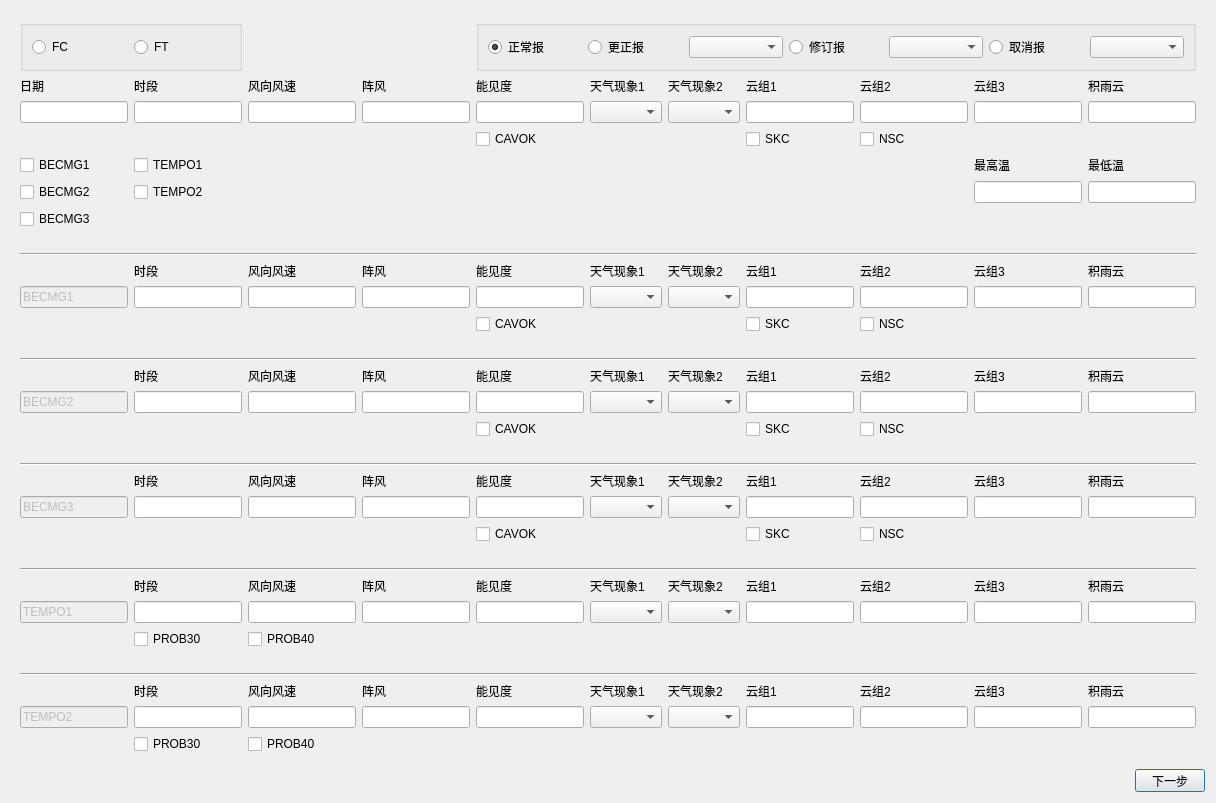
The window that tafor/ui/taf_edit.ui (up1and/tafor) describes before a commit, drawn with Qt 5.
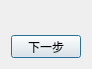
The same window after the commit.

```diff
--- a/tafor/ui/taf_edit.ui
+++ b/tafor/ui/taf_edit.ui
@@ -7,7 +7,7 @@
     <x>0</x>
     <y>0</y>
     <width>1024</width>
-    <height>720</height>
+    <height>243</height>
    </rect>
   </property>
   <property name="maximumSize">
@@ -29,1183 +29,6 @@
       <property name="sizeConstraint">
        <enum>QLayout::SetDefaultConstraint</enum>
       </property>
-      <item>
-       <layout class="QGridLayout" name="main_layout">
-        <item row="3" column="5">
-         <widget class="QComboBox" name="taf_weather1_combobox"/>
-        </item>
-        <item row="3" column="6">
-         <widget class="QComboBox" name="taf_weather2_combobox"/>
-        </item>
-        <item row="6" column="10">
-         <widget class="QLineEdit" name="taf_temp_min"/>
-        </item>
-        <item row="4" column="7">
-         <widget class="QCheckBox" name="taf_skc">
-          <property name="text">
-           <string>SKC</string>
-          </property>
-         </widget>
-        </item>
-        <item row="5" column="1">
-         <widget class="QCheckBox" name="tempo1_checkbox">
-          <property name="text">
-           <string>TEMPO1</string>
-          </property>
-         </widget>
-        </item>
-        <item row="2" column="9">
-         <widget class="QLabel" name="taf_cloud3_label">
-          <property name="text">
-           <string>云组3</string>
-          </property>
-          <property name="buddy">
-           <cstring>taf_cloud3</cstring>
-          </property>
-         </widget>
-        </item>
-        <item row="3" column="4">
-         <widget class="QLineEdit" name="taf_vis"/>
-        </item>
-        <item row="6" column="0">
-         <widget class="QCheckBox" name="becmg2_checkbox">
-          <property name="text">
-           <string>BECMG2</string>
-          </property>
-         </widget>
-        </item>
-        <item row="2" column="7">
-         <widget class="QLabel" name="taf_cloud1_label">
-          <property name="text">
-           <string>云组1</string>
-          </property>
-          <property name="buddy">
-           <cstring>taf_cloud1</cstring>
-          </property>
-         </widget>
-        </item>
-        <item row="3" column="8">
-         <widget class="QLineEdit" name="taf_cloud2"/>
-        </item>
-        <item row="2" column="8">
-         <widget class="QLabel" name="taf_cloud2_label">
-          <property name="text">
-           <string>云组2</string>
-          </property>
-          <property name="buddy">
-           <cstring>taf_cloud2</cstring>
-          </property>
-         </widget>
-        </item>
-        <item row="4" column="8">
-         <widget class="QCheckBox" name="taf_nsc">
-          <property name="text">
-           <string>NSC</string>
-          </property>
-         </widget>
-        </item>
-        <item row="3" column="3">
-         <widget class="QLineEdit" name="taf_gust"/>
-        </item>
-        <item row="5" column="10">
-         <widget class="QLabel" name="taf_temp_min_label">
-          <property name="text">
-           <string>最低温</string>
-          </property>
-          <property name="buddy">
-           <cstring>taf_temp_min</cstring>
-          </property>
-         </widget>
-        </item>
-        <item row="8" column="0">
-         <widget class="QCheckBox" name="becmg3_checkbox">
-          <property name="text">
-           <string>BECMG3</string>
-          </property>
-         </widget>
-        </item>
-        <item row="2" column="4">
-         <widget class="QLabel" name="taf_vis_label">
-          <property name="text">
-           <string>能见度</string>
-          </property>
-          <property name="buddy">
-           <cstring>taf_vis</cstring>
-          </property>
-         </widget>
-        </item>
-        <item row="2" column="5">
-         <widget class="QLabel" name="taf_weather1_label">
-          <property name="text">
-           <string>天气现象1</string>
-          </property>
-          <property name="buddy">
-           <cstring>taf_weather1_combobox</cstring>
-          </property>
-         </widget>
-        </item>
-        <item row="2" column="3">
-         <widget class="QLabel" name="taf_gust_label">
-          <property name="text">
-           <string>阵风</string>
-          </property>
-          <property name="buddy">
-           <cstring>taf_gust</cstring>
-          </property>
-         </widget>
-        </item>
-        <item row="3" column="0">
-         <widget class="QLineEdit" name="taf_date"/>
-        </item>
-        <item row="4" column="4">
-         <widget class="QCheckBox" name="taf_cavok">
-          <property name="text">
-           <string>CAVOK</string>
-          </property>
-         </widget>
-        </item>
-        <item row="3" column="7">
-         <widget class="QLineEdit" name="taf_cloud1"/>
-        </item>
-        <item row="5" column="0">
-         <widget class="QCheckBox" name="becmg1_checkbox">
-          <property name="text">
-           <string>BECMG1</string>
-          </property>
-         </widget>
-        </item>
-        <item row="2" column="0">
-         <widget class="QLabel" name="taf_date_label">
-          <property name="text">
-           <string>日期</string>
-          </property>
-          <property name="buddy">
-           <cstring>taf_date</cstring>
-          </property>
-         </widget>
-        </item>
-        <item row="2" column="1">
-         <widget class="QLabel" name="taf_period_label">
-          <property name="text">
-           <string>时段</string>
-          </property>
-          <property name="buddy">
-           <cstring>taf_period</cstring>
-          </property>
-         </widget>
-        </item>
-        <item row="2" column="10">
-         <widget class="QLabel" name="taf_cb_label">
-          <property name="text">
-           <string>积雨云</string>
-          </property>
-          <property name="buddy">
-           <cstring>taf_cb</cstring>
-          </property>
-         </widget>
-        </item>
-        <item row="2" column="2">
-         <widget class="QLabel" name="taf_wind_label">
-          <property name="text">
-           <string>风向风速</string>
-          </property>
-          <property name="buddy">
-           <cstring>taf_wind</cstring>
-          </property>
-         </widget>
-        </item>
-        <item row="3" column="2">
-         <widget class="QLineEdit" name="taf_wind"/>
-        </item>
-        <item row="5" column="9">
-         <widget class="QLabel" name="taf_temp_max_label">
-          <property name="text">
-           <string>最高温</string>
-          </property>
-          <property name="buddy">
-           <cstring>taf_temp_max</cstring>
-          </property>
-         </widget>
-        </item>
-        <item row="3" column="9">
-         <widget class="QLineEdit" name="taf_cloud3"/>
-        </item>
-        <item row="6" column="9">
-         <widget class="QLineEdit" name="taf_temp_max"/>
-        </item>
-        <item row="2" column="6">
-         <widget class="QLabel" name="taf_weather2_label">
-          <property name="text">
-           <string>天气现象2</string>
-          </property>
-          <property name="buddy">
-           <cstring>taf_weather2_combobox</cstring>
-          </property>
-         </widget>
-        </item>
-        <item row="6" column="1">
-         <widget class="QCheckBox" name="tempo2_checkbox">
-          <property name="text">
-           <string>TEMPO2</string>
-          </property>
-         </widget>
-        </item>
-        <item row="3" column="1">
-         <widget class="QLineEdit" name="taf_period"/>
-        </item>
-        <item row="3" column="10">
-         <widget class="QLineEdit" name="taf_cb"/>
-        </item>
-        <item row="0" column="0" colspan="2">
-         <widget class="QGroupBox" name="group_type">
-          <property name="title">
-           <string/>
-          </property>
-          <layout class="QGridLayout" name="gridLayout_6">
-           <item row="0" column="0">
-            <widget class="QRadioButton" name="type_fc">
-             <property name="text">
-              <string>FC</string>
-             </property>
-            </widget>
-           </item>
-           <item row="0" column="1">
-            <widget class="QRadioButton" name="type_ft">
-             <property name="text">
-              <string>FT</string>
-             </property>
-            </widget>
-           </item>
-          </layout>
-         </widget>
-        </item>
-        <item row="0" column="4" colspan="7">
-         <widget class="QGroupBox" name="group_cls">
-          <property name="title">
-           <string/>
-          </property>
-          <layout class="QGridLayout" name="gridLayout_5">
-           <item row="0" column="0">
-            <widget class="QRadioButton" name="cls_normal">
-             <property name="text">
-              <string>正常报</string>
-             </property>
-             <property name="checked">
-              <bool>true</bool>
-             </property>
-            </widget>
-           </item>
-           <item row="0" column="1">
-            <widget class="QRadioButton" name="cls_cor">
-             <property name="text">
-              <string>更正报</string>
-             </property>
-            </widget>
-           </item>
-           <item row="0" column="2">
-            <widget class="QComboBox" name="cls_cor_combobox"/>
-           </item>
-           <item row="0" column="3">
-            <widget class="QRadioButton" name="cls_amd">
-             <property name="text">
-              <string>修订报</string>
-             </property>
-            </widget>
-           </item>
-           <item row="0" column="4">
-            <widget class="QComboBox" name="cls_amd_combobox"/>
-           </item>
-           <item row="0" column="5">
-            <widget class="QRadioButton" name="cls_cnl">
-             <property name="text">
-              <string>取消报</string>
-             </property>
-            </widget>
-           </item>
-           <item row="0" column="6">
-            <widget class="QComboBox" name="cls_cnl_combobox"/>
-           </item>
-          </layout>
-         </widget>
-        </item>
-       </layout>
-      </item>
-     </layout>
-    </widget>
-   </item>
-   <item>
-    <widget class="QFrame" name="becmg1_frame">
-     <layout class="QVBoxLayout" name="becmg1">
-      <item>
-       <layout class="QGridLayout" name="becmg1_layout">
-        <item row="3" column="13">
-         <widget class="QLineEdit" name="becmg1_cb"/>
-        </item>
-        <item row="1" column="11">
-         <widget class="QLabel" name="becmg1_cloud2_label">
-          <property name="text">
-           <string>云组2</string>
-          </property>
-          <property name="buddy">
-           <cstring>becmg1_cloud2</cstring>
-          </property>
-         </widget>
-        </item>
-        <item row="1" column="12">
-         <widget class="QLabel" name="becmg1_cloud3_label">
-          <property name="text">
-           <string>云组3</string>
-          </property>
-          <property name="buddy">
-           <cstring>becmg1_cloud3</cstring>
-          </property>
-         </widget>
-        </item>
-        <item row="1" column="5">
-         <widget class="QLabel" name="becmg1_wind_label">
-          <property name="text">
-           <string>风向风速</string>
-          </property>
-          <property name="buddy">
-           <cstring>becmg1_wind</cstring>
-          </property>
-         </widget>
-        </item>
-        <item row="3" column="4">
-         <widget class="QLineEdit" name="becmg1_period"/>
-        </item>
-        <item row="1" column="6">
-         <widget class="QLabel" name="becmg1_gust_label">
-          <property name="text">
-           <string>阵风</string>
-          </property>
-          <property name="buddy">
-           <cstring>becmg1_gust</cstring>
-          </property>
-         </widget>
-        </item>
-        <item row="1" column="4">
-         <widget class="QLabel" name="becmg1_period_label">
-          <property name="text">
-           <string>时段</string>
-          </property>
-          <property name="buddy">
-           <cstring>becmg1_period</cstring>
-          </property>
-         </widget>
-        </item>
-        <item row="1" column="7">
-         <widget class="QLabel" name="becmg1_vis_label">
-          <property name="text">
-           <string>能见度</string>
-          </property>
-          <property name="buddy">
-           <cstring>becmg1_vis</cstring>
-          </property>
-         </widget>
-        </item>
-        <item row="1" column="9">
-         <widget class="QLabel" name="becmg1_weather2_label">
-          <property name="text">
-           <string>天气现象2</string>
-          </property>
-          <property name="buddy">
-           <cstring>becmg1_weather2</cstring>
-          </property>
-         </widget>
-        </item>
-        <item row="3" column="10">
-         <widget class="QLineEdit" name="becmg1_cloud1"/>
-        </item>
-        <item row="3" column="7">
-         <widget class="QLineEdit" name="becmg1_vis"/>
-        </item>
-        <item row="3" column="5">
-         <widget class="QLineEdit" name="becmg1_wind"/>
-        </item>
-        <item row="3" column="3">
-         <widget class="QLineEdit" name="becmg1_title">
-          <property name="enabled">
-           <bool>false</bool>
-          </property>
-          <property name="text">
-           <string>BECMG1</string>
-          </property>
-         </widget>
-        </item>
-        <item row="3" column="8">
-         <widget class="QComboBox" name="becmg1_weather1"/>
-        </item>
-        <item row="0" column="3" colspan="11">
-         <widget class="Line" name="becmg1_line">
-          <property name="orientation">
-           <enum>Qt::Horizontal</enum>
-          </property>
-         </widget>
-        </item>
-        <item row="3" column="9">
-         <widget class="QComboBox" name="becmg1_weather2"/>
-        </item>
-        <item row="1" column="8">
-         <widget class="QLabel" name="becmg1_weather1_label">
-          <property name="text">
-           <string>天气现象1</string>
-          </property>
-          <property name="buddy">
-           <cstring>becmg1_weather1</cstring>
-          </property>
-         </widget>
-        </item>
-        <item row="1" column="13">
-         <widget class="QLabel" name="becmg1_cb_label">
-          <property name="text">
-           <string>积雨云</string>
-          </property>
-          <property name="buddy">
-           <cstring>becmg1_cb</cstring>
-          </property>
-         </widget>
-        </item>
-        <item row="3" column="6">
-         <widget class="QLineEdit" name="becmg1_gust"/>
-        </item>
-        <item row="3" column="11">
-         <widget class="QLineEdit" name="becmg1_cloud2"/>
-        </item>
-        <item row="3" column="12">
-         <widget class="QLineEdit" name="becmg1_cloud3"/>
-        </item>
-        <item row="1" column="10">
-         <widget class="QLabel" name="becmg1_cloud1_label">
-          <property name="text">
-           <string>云组1</string>
-          </property>
-          <property name="buddy">
-           <cstring>becmg1_cloud1</cstring>
-          </property>
-         </widget>
-        </item>
-        <item row="4" column="7">
-         <widget class="QCheckBox" name="becmg1_cavok">
-          <property name="text">
-           <string>CAVOK</string>
-          </property>
-         </widget>
-        </item>
-        <item row="4" column="10">
-         <widget class="QCheckBox" name="becmg1_skc">
-          <property name="text">
-           <string>SKC</string>
-          </property>
-         </widget>
-        </item>
-        <item row="4" column="11">
-         <widget class="QCheckBox" name="becmg1_nsc">
-          <property name="text">
-           <string>NSC</string>
-          </property>
-         </widget>
-        </item>
-       </layout>
-      </item>
-     </layout>
-    </widget>
-   </item>
-   <item>
-    <widget class="QFrame" name="becmg2_frame">
-     <layout class="QVBoxLayout" name="becmg2">
-      <item>
-       <layout class="QGridLayout" name="becmg2_layout">
-        <item row="3" column="6">
-         <widget class="QLineEdit" name="becmg2_gust"/>
-        </item>
-        <item row="1" column="13">
-         <widget class="QLabel" name="becmg2_cb_label">
-          <property name="text">
-           <string>积雨云</string>
-          </property>
-          <property name="buddy">
-           <cstring>becmg2_cb</cstring>
-          </property>
-         </widget>
-        </item>
-        <item row="3" column="11">
-         <widget class="QLineEdit" name="becmg2_cloud2"/>
-        </item>
-        <item row="3" column="12">
-         <widget class="QLineEdit" name="becmg2_cloud3"/>
-        </item>
-        <item row="1" column="5">
-         <widget class="QLabel" name="becmg2_wind_label">
-          <property name="text">
-           <string>风向风速</string>
-          </property>
-          <property name="buddy">
-           <cstring>becmg2_wind</cstring>
-          </property>
-         </widget>
-        </item>
-        <item row="1" column="10">
-         <widget class="QLabel" name="becmg2_cloud1_label">
-          <property name="text">
-           <string>云组1</string>
-          </property>
-          <property name="buddy">
-           <cstring>becmg2_cloud1</cstring>
-          </property>
-         </widget>
-        </item>
-        <item row="1" column="12">
-         <widget class="QLabel" name="becmg2_cloud3_label">
-          <property name="text">
-           <string>云组3</string>
-          </property>
-          <property name="buddy">
-           <cstring>becmg2_cloud3</cstring>
-          </property>
-         </widget>
-        </item>
-        <item row="1" column="11">
-         <widget class="QLabel" name="becmg2_cloud2_label">
-          <property name="text">
-           <string>云组2</string>
-          </property>
-          <property name="buddy">
-           <cstring>becmg2_cloud2</cstring>
-          </property>
-         </widget>
-        </item>
-        <item row="3" column="13">
-         <widget class="QLineEdit" name="becmg2_cb"/>
-        </item>
-        <item row="1" column="6">
-         <widget class="QLabel" name="becmg2_gust_label">
-          <property name="text">
-           <string>阵风</string>
-          </property>
-          <property name="buddy">
-           <cstring>becmg2_gust</cstring>
-          </property>
-         </widget>
-        </item>
-        <item row="1" column="4">
-         <widget class="QLabel" name="becmg2_period_label">
-          <property name="text">
-           <string>时段</string>
-          </property>
-          <property name="buddy">
-           <cstring>becmg2_period</cstring>
-          </property>
-         </widget>
-        </item>
-        <item row="3" column="4">
-         <widget class="QLineEdit" name="becmg2_period"/>
-        </item>
-        <item row="3" column="7">
-         <widget class="QLineEdit" name="becmg2_vis"/>
-        </item>
-        <item row="3" column="5">
-         <widget class="QLineEdit" name="becmg2_wind"/>
-        </item>
-        <item row="3" column="10">
-         <widget class="QLineEdit" name="becmg2_cloud1"/>
-        </item>
-        <item row="1" column="7">
-         <widget class="QLabel" name="becmg2_vis_label">
-          <property name="text">
-           <string>能见度</string>
-          </property>
-          <property name="buddy">
-           <cstring>becmg2_vis</cstring>
-          </property>
-         </widget>
-        </item>
-        <item row="1" column="9">
-         <widget class="QLabel" name="becmg2_weather2_label">
-          <property name="text">
-           <string>天气现象2</string>
-          </property>
-          <property name="buddy">
-           <cstring>becmg2_weather2</cstring>
-          </property>
-         </widget>
-        </item>
-        <item row="1" column="8">
-         <widget class="QLabel" name="becmg2_weather1_label">
-          <property name="text">
-           <string>天气现象1</string>
-          </property>
-          <property name="buddy">
-           <cstring>becmg2_weather1</cstring>
-          </property>
-         </widget>
-        </item>
-        <item row="3" column="9">
-         <widget class="QComboBox" name="becmg2_weather2"/>
-        </item>
-        <item row="0" column="3" colspan="11">
-         <widget class="Line" name="becmg2_line">
-          <property name="orientation">
-           <enum>Qt::Horizontal</enum>
-          </property>
-         </widget>
-        </item>
-        <item row="3" column="3">
-         <widget class="QLineEdit" name="becmg2_title">
-          <property name="enabled">
-           <bool>false</bool>
-          </property>
-          <property name="text">
-           <string>BECMG2</string>
-          </property>
-         </widget>
-        </item>
-        <item row="3" column="8">
-         <widget class="QComboBox" name="becmg2_weather1"/>
-        </item>
-        <item row="4" column="7">
-         <widget class="QCheckBox" name="becmg2_cavok">
-          <property name="text">
-           <string>CAVOK</string>
-          </property>
-         </widget>
-        </item>
-        <item row="4" column="10">
-         <widget class="QCheckBox" name="becmg2_skc">
-          <property name="text">
-           <string>SKC</string>
-          </property>
-         </widget>
-        </item>
-        <item row="4" column="11">
-         <widget class="QCheckBox" name="becmg2_nsc">
-          <property name="text">
-           <string>NSC</string>
-          </property>
-         </widget>
-        </item>
-       </layout>
-      </item>
-     </layout>
-    </widget>
-   </item>
-   <item>
-    <widget class="QFrame" name="becmg3_frame">
-     <layout class="QVBoxLayout" name="becmg3">
-      <item>
-       <layout class="QGridLayout" name="becmg3_layout">
-        <item row="1" column="13">
-         <widget class="QLabel" name="becmg3_cb_label">
-          <property name="text">
-           <string>积雨云</string>
-          </property>
-          <property name="buddy">
-           <cstring>becmg3_cb</cstring>
-          </property>
-         </widget>
-        </item>
-        <item row="3" column="12">
-         <widget class="QLineEdit" name="becmg3_cloud3"/>
-        </item>
-        <item row="3" column="6">
-         <widget class="QLineEdit" name="becmg3_gust"/>
-        </item>
-        <item row="1" column="10">
-         <widget class="QLabel" name="becmg3_cloud1_label">
-          <property name="text">
-           <string>云组1</string>
-          </property>
-          <property name="buddy">
-           <cstring>becmg3_cloud1</cstring>
-          </property>
-         </widget>
-        </item>
-        <item row="1" column="12">
-         <widget class="QLabel" name="becmg3_cloud3_label">
-          <property name="text">
-           <string>云组3</string>
-          </property>
-          <property name="buddy">
-           <cstring>becmg3_cloud3</cstring>
-          </property>
-         </widget>
-        </item>
-        <item row="3" column="11">
-         <widget class="QLineEdit" name="becmg3_cloud2"/>
-        </item>
-        <item row="1" column="5">
-         <widget class="QLabel" name="becmg3_wind_label">
-          <property name="text">
-           <string>风向风速</string>
-          </property>
-          <property name="buddy">
-           <cstring>becmg3_wind</cstring>
-          </property>
-         </widget>
-        </item>
-        <item row="1" column="11">
-         <widget class="QLabel" name="becmg3_cloud2_label">
-          <property name="text">
-           <string>云组2</string>
-          </property>
-          <property name="buddy">
-           <cstring>becmg3_cloud2</cstring>
-          </property>
-         </widget>
-        </item>
-        <item row="3" column="13">
-         <widget class="QLineEdit" name="becmg3_cb"/>
-        </item>
-        <item row="3" column="4">
-         <widget class="QLineEdit" name="becmg3_period"/>
-        </item>
-        <item row="1" column="6">
-         <widget class="QLabel" name="becmg3_gust_label">
-          <property name="text">
-           <string>阵风</string>
-          </property>
-          <property name="buddy">
-           <cstring>becmg3_gust</cstring>
-          </property>
-         </widget>
-        </item>
-        <item row="1" column="4">
-         <widget class="QLabel" name="becmg3_period_label">
-          <property name="text">
-           <string>时段</string>
-          </property>
-          <property name="buddy">
-           <cstring>becmg3_period</cstring>
-          </property>
-         </widget>
-        </item>
-        <item row="1" column="7">
-         <widget class="QLabel" name="becmg3_vis_label">
-          <property name="text">
-           <string>能见度</string>
-          </property>
-          <property name="buddy">
-           <cstring>becmg3_vis</cstring>
-          </property>
-         </widget>
-        </item>
-        <item row="1" column="9">
-         <widget class="QLabel" name="becmg3_weather2_label">
-          <property name="text">
-           <string>天气现象2</string>
-          </property>
-          <property name="buddy">
-           <cstring>becmg3_weather2</cstring>
-          </property>
-         </widget>
-        </item>
-        <item row="3" column="5">
-         <widget class="QLineEdit" name="becmg3_wind"/>
-        </item>
-        <item row="3" column="10">
-         <widget class="QLineEdit" name="becmg3_cloud1"/>
-        </item>
-        <item row="3" column="7">
-         <widget class="QLineEdit" name="becmg3_vis"/>
-        </item>
-        <item row="3" column="8">
-         <widget class="QComboBox" name="becmg3_weather1"/>
-        </item>
-        <item row="3" column="3">
-         <widget class="QLineEdit" name="becmg3_title">
-          <property name="enabled">
-           <bool>false</bool>
-          </property>
-          <property name="text">
-           <string>BECMG3</string>
-          </property>
-         </widget>
-        </item>
-        <item row="3" column="9">
-         <widget class="QComboBox" name="becmg3_weather2"/>
-        </item>
-        <item row="0" column="3" colspan="11">
-         <widget class="Line" name="becmg3_line">
-          <property name="orientation">
-           <enum>Qt::Horizontal</enum>
-          </property>
-         </widget>
-        </item>
-        <item row="1" column="8">
-         <widget class="QLabel" name="becmg3_weather1_label">
-          <property name="text">
-           <string>天气现象1</string>
-          </property>
-          <property name="buddy">
-           <cstring>becmg3_weather1</cstring>
-          </property>
-         </widget>
-        </item>
-        <item row="4" column="7">
-         <widget class="QCheckBox" name="becmg3_cavok">
-          <property name="text">
-           <string>CAVOK</string>
-          </property>
-         </widget>
-        </item>
-        <item row="4" column="10">
-         <widget class="QCheckBox" name="becmg3_skc">
-          <property name="text">
-           <string>SKC</string>
-          </property>
-         </widget>
-        </item>
-        <item row="4" column="11">
-         <widget class="QCheckBox" name="becmg3_nsc">
-          <property name="text">
-           <string>NSC</string>
-          </property>
-         </widget>
-        </item>
-       </layout>
-      </item>
-     </layout>
-    </widget>
-   </item>
-   <item>
-    <widget class="QFrame" name="tempo1_frame">
-     <layout class="QVBoxLayout" name="tempo1">
-      <item>
-       <layout class="QGridLayout" name="tempo1_layout">
-        <item row="1" column="12">
-         <widget class="QLabel" name="tempo1_cloud3_label">
-          <property name="text">
-           <string>云组3</string>
-          </property>
-          <property name="buddy">
-           <cstring>tempo1_cloud3</cstring>
-          </property>
-         </widget>
-        </item>
-        <item row="1" column="11">
-         <widget class="QLabel" name="tempo1_cloud2_label">
-          <property name="text">
-           <string>云组2</string>
-          </property>
-          <property name="buddy">
-           <cstring>tempo1_cloud2</cstring>
-          </property>
-         </widget>
-        </item>
-        <item row="1" column="5">
-         <widget class="QLabel" name="tempo1_wind_label">
-          <property name="text">
-           <string>风向风速</string>
-          </property>
-          <property name="buddy">
-           <cstring>tempo1_wind</cstring>
-          </property>
-         </widget>
-        </item>
-        <item row="3" column="13">
-         <widget class="QLineEdit" name="tempo1_cb"/>
-        </item>
-        <item row="1" column="4">
-         <widget class="QLabel" name="tempo1_period_label">
-          <property name="text">
-           <string>时段</string>
-          </property>
-          <property name="buddy">
-           <cstring>tempo1_period</cstring>
-          </property>
-         </widget>
-        </item>
-        <item row="3" column="4">
-         <widget class="QLineEdit" name="tempo1_period"/>
-        </item>
-        <item row="1" column="6">
-         <widget class="QLabel" name="tempo1_gust_label">
-          <property name="text">
-           <string>阵风</string>
-          </property>
-          <property name="buddy">
-           <cstring>tempo1_gust</cstring>
-          </property>
-         </widget>
-        </item>
-        <item row="1" column="7">
-         <widget class="QLabel" name="tempo1_vis_label">
-          <property name="text">
-           <string>能见度</string>
-          </property>
-          <property name="buddy">
-           <cstring>tempo1_vis</cstring>
-          </property>
-         </widget>
-        </item>
-        <item row="3" column="5">
-         <widget class="QLineEdit" name="tempo1_wind"/>
-        </item>
-        <item row="1" column="9">
-         <widget class="QLabel" name="tempo1_weather2_label">
-          <property name="text">
-           <string>天气现象2</string>
-          </property>
-          <property name="buddy">
-           <cstring>tempo1_weather2</cstring>
-          </property>
-         </widget>
-        </item>
-        <item row="3" column="10">
-         <widget class="QLineEdit" name="tempo1_cloud1"/>
-        </item>
-        <item row="3" column="9">
-         <widget class="QComboBox" name="tempo1_weather2"/>
-        </item>
-        <item row="3" column="7">
-         <widget class="QLineEdit" name="tempo1_vis"/>
-        </item>
-        <item row="3" column="8">
-         <widget class="QComboBox" name="tempo1_weather1"/>
-        </item>
-        <item row="3" column="3">
-         <widget class="QLineEdit" name="tempo1_title">
-          <property name="enabled">
-           <bool>false</bool>
-          </property>
-          <property name="text">
-           <string>TEMPO1</string>
-          </property>
-         </widget>
-        </item>
-        <item row="1" column="8">
-         <widget class="QLabel" name="tempo1_weather1_label">
-          <property name="text">
-           <string>天气现象1</string>
-          </property>
-          <property name="buddy">
-           <cstring>tempo1_weather1</cstring>
-          </property>
-         </widget>
-        </item>
-        <item row="0" column="3" colspan="11">
-         <widget class="Line" name="tempo1_line">
-          <property name="orientation">
-           <enum>Qt::Horizontal</enum>
-          </property>
-         </widget>
-        </item>
-        <item row="3" column="6">
-         <widget class="QLineEdit" name="tempo1_gust"/>
-        </item>
-        <item row="1" column="10">
-         <widget class="QLabel" name="tempo1_cloud1_label">
-          <property name="text">
-           <string>云组1</string>
-          </property>
-          <property name="buddy">
-           <cstring>tempo1_cloud1</cstring>
-          </property>
-         </widget>
-        </item>
-        <item row="1" column="13">
-         <widget class="QLabel" name="tempo1_cb_label">
-          <property name="text">
-           <string>积雨云</string>
-          </property>
-          <property name="buddy">
-           <cstring>tempo1_cb</cstring>
-          </property>
-         </widget>
-        </item>
-        <item row="3" column="11">
-         <widget class="QLineEdit" name="tempo1_cloud2"/>
-        </item>
-        <item row="3" column="12">
-         <widget class="QLineEdit" name="tempo1_cloud3"/>
-        </item>
-        <item row="4" column="4">
-         <widget class="QCheckBox" name="tempo1_prob30">
-          <property name="text">
-           <string>PROB30</string>
-          </property>
-         </widget>
-        </item>
-        <item row="4" column="5">
-         <widget class="QCheckBox" name="tempo1_prob40">
-          <property name="text">
-           <string>PROB40</string>
-          </property>
-         </widget>
-        </item>
-       </layout>
-      </item>
-     </layout>
-    </widget>
-   </item>
-   <item>
-    <widget class="QFrame" name="tempo2_frame">
-     <layout class="QVBoxLayout" name="tempo2">
-      <item>
-       <layout class="QGridLayout" name="tempo2_layout">
-        <item row="1" column="12">
-         <widget class="QLabel" name="tempo2_cloud3_label">
-          <property name="text">
-           <string>云组3</string>
-          </property>
-          <property name="buddy">
-           <cstring>tempo2_cloud3</cstring>
-          </property>
-         </widget>
-        </item>
-        <item row="1" column="11">
-         <widget class="QLabel" name="tempo2_cloud2_label">
-          <property name="text">
-           <string>云组2</string>
-          </property>
-          <property name="buddy">
-           <cstring>tempo2_cloud2</cstring>
-          </property>
-         </widget>
-        </item>
-        <item row="1" column="5">
-         <widget class="QLabel" name="tempo2_wind_label">
-          <property name="text">
-           <string>风向风速</string>
-          </property>
-          <property name="buddy">
-           <cstring>tempo2_wind</cstring>
-          </property>
-         </widget>
-        </item>
-        <item row="3" column="13">
-         <widget class="QLineEdit" name="tempo2_cb"/>
-        </item>
-        <item row="1" column="4">
-         <widget class="QLabel" name="tempo2_period_label">
-          <property name="text">
-           <string>时段</string>
-          </property>
-          <property name="buddy">
-           <cstring>tempo2_period</cstring>
-          </property>
-         </widget>
-        </item>
-        <item row="3" column="4">
-         <widget class="QLineEdit" name="tempo2_period"/>
-        </item>
-        <item row="1" column="6">
-         <widget class="QLabel" name="tempo2_gust_label">
-          <property name="text">
-           <string>阵风</string>
-          </property>
-          <property name="buddy">
-           <cstring>tempo2_gust</cstring>
-          </property>
-         </widget>
-        </item>
-        <item row="1" column="7">
-         <widget class="QLabel" name="tempo2_vis_label">
-          <property name="text">
-           <string>能见度</string>
-          </property>
-          <property name="buddy">
-           <cstring>tempo2_vis</cstring>
-          </property>
-         </widget>
-        </item>
-        <item row="3" column="5">
-         <widget class="QLineEdit" name="tempo2_wind"/>
-        </item>
-        <item row="1" column="9">
-         <widget class="QLabel" name="tempo2_weather2_label">
-          <property name="text">
-           <string>天气现象2</string>
-          </property>
-          <property name="buddy">
-           <cstring>tempo2_weather2</cstring>
-          </property>
-         </widget>
-        </item>
-        <item row="3" column="10">
-         <widget class="QLineEdit" name="tempo2_cloud1"/>
-        </item>
-        <item row="3" column="9">
-         <widget class="QComboBox" name="tempo2_weather2"/>
-        </item>
-        <item row="3" column="7">
-         <widget class="QLineEdit" name="tempo2_vis"/>
-        </item>
-        <item row="3" column="8">
-         <widget class="QComboBox" name="tempo2_weather1"/>
-        </item>
-        <item row="3" column="3">
-         <widget class="QLineEdit" name="tempo2_title">
-          <property name="enabled">
-           <bool>false</bool>
-          </property>
-          <property name="text">
-           <string>TEMPO2</string>
-          </property>
-         </widget>
-        </item>
-        <item row="1" column="8">
-         <widget class="QLabel" name="tempo2_weather1_label">
-          <property name="text">
-           <string>天气现象1</string>
-          </property>
-          <property name="buddy">
-           <cstring>tempo2_weather1</cstring>
-          </property>
-         </widget>
-        </item>
-        <item row="0" column="3" colspan="11">
-         <widget class="Line" name="tempo2_line">
-          <property name="orientation">
-           <enum>Qt::Horizontal</enum>
-          </property>
-         </widget>
-        </item>
-        <item row="3" column="6">
-         <widget class="QLineEdit" name="tempo2_gust"/>
-        </item>
-        <item row="1" column="10">
-         <widget class="QLabel" name="tempo2_cloud1_label">
-          <property name="text">
-           <string>云组1</string>
-          </property>
-          <property name="buddy">
-           <cstring>tempo2_cloud1</cstring>
-          </property>
-         </widget>
-        </item>
-        <item row="1" column="13">
-         <widget class="QLabel" name="tempo2_cb_label">
-          <property name="text">
-           <string>积雨云</string>
-          </property>
-          <property name="buddy">
-           <cstring>tempo2_cb</cstring>
-          </property>
-         </widget>
-        </item>
-        <item row="3" column="11">
-         <widget class="QLineEdit" name="tempo2_cloud2"/>
-        </item>
-        <item row="3" column="12">
-         <widget class="QLineEdit" name="tempo2_cloud3"/>
-        </item>
-        <item row="4" column="4">
-         <widget class="QCheckBox" name="tempo2_prob30">
-          <property name="text">
-           <string>PROB30</string>
-          </property>
-         </widget>
-        </item>
-        <item row="4" column="5">
-         <widget class="QCheckBox" name="tempo2_prob40">
-          <property name="text">
-           <string>PROB40</string>
-          </property>
-         </widget>
-        </item>
-       </layout>
-      </item>
      </layout>
     </widget>
    </item>
```
Left out of the diff: 89 changed lines with no effect on the pictures.
